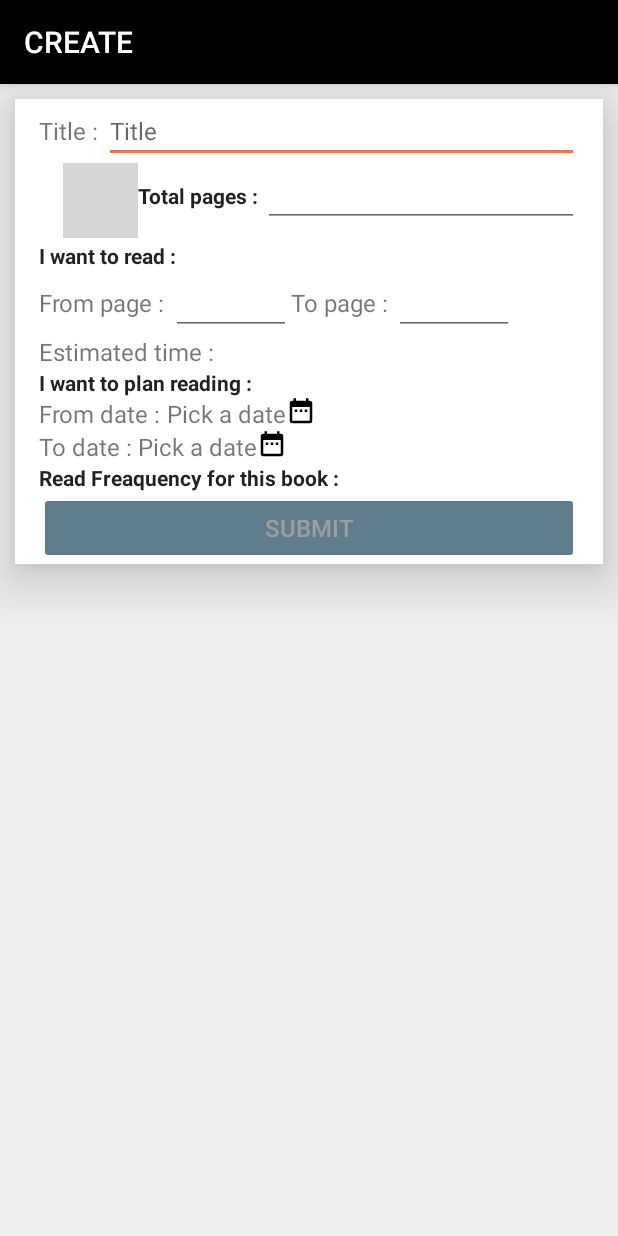
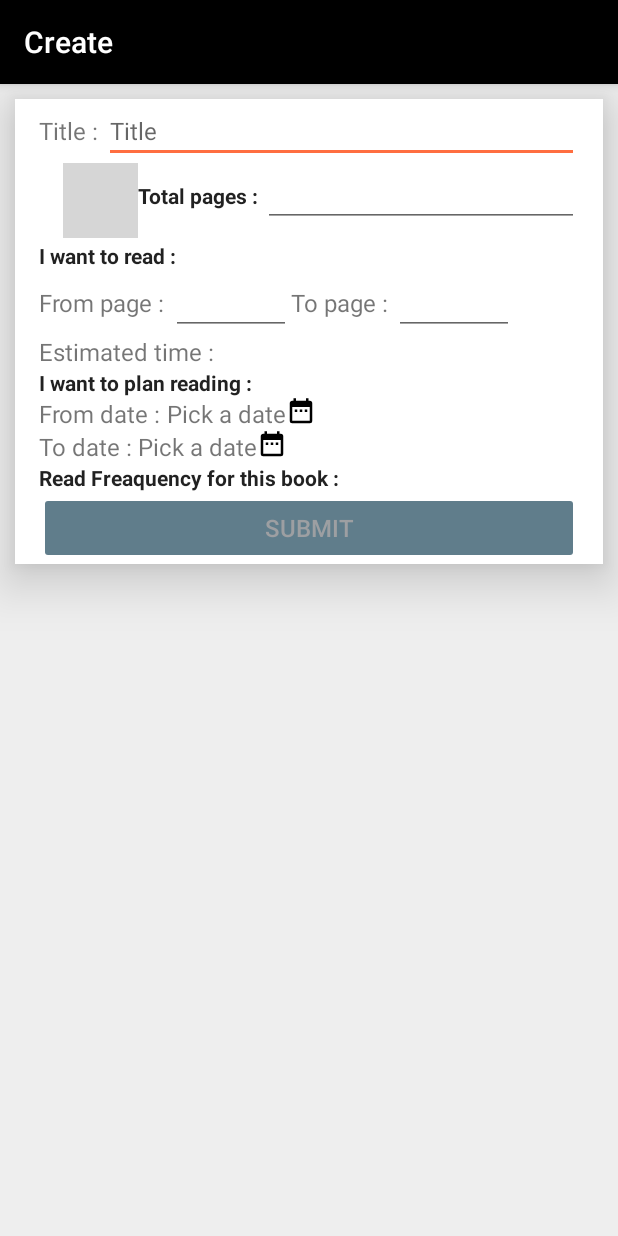
Before and after one commit to Vanessaguillemain/udacity_capstone, an Android app: the BookDetailActivity screen opened directly, with no data from a screen before it, on a phone screen of 412 x 824 dp. Run offline under Robolectric (Android 15) with nearby library versions, the light colour scheme and no system bars; our stand-ins replace ButterKnife, Room's generated code; libraries missing offline, so code that uses them is left out: android.arch.persistence; grey boxes are pictures that could not be loaded.

Commit message:
refactor : Export strings in strings.xml

```diff
--- a/app/src/main/java/com/example/android/bookstudyplanner/uis/TabBooksFragment.java
+++ b/app/src/main/java/com/example/android/bookstudyplanner/uis/TabBooksFragment.java
@@ -59,7 +59,7 @@ public class TabBooksFragment extends Fragment implements BooksRecyclerViewAdapt
 
         Intent myIntent = new Intent(getActivity(), BookDetailActivity.class);
         myIntent.putExtra(Utils.INTENT_KEY_BOOK_DETAIL_ACTION, Utils.INTENT_VAL_BOOK_DETAIL_ACTION_MODIF);
-        myIntent.putExtra("BOOK", item);
+        myIntent.putExtra(Utils.INTENT_KEY_BOOK, item);
 
         getActivity().startActivity(myIntent);
     }
--- a/app/src/main/res/layout/book_detail.xml
+++ b/app/src/main/res/layout/book_detail.xml
@@ -21,7 +21,7 @@
             app:layout_collapseMode="pin"
             app:layout_scrollFlags="scroll|enterAlways"
             app:popupTheme="@style/MyToolbarTheme"
-            app:title="Modify"
+            app:title="@string/title_modify"
             app:elevation="40dp"/>
 
     </android.support.design.widget.AppBarLayout>
--- a/app/src/main/res/values/strings.xml
+++ b/app/src/main/res/values/strings.xml
@@ -4,9 +4,20 @@
     <string name="tab_today_title">Today</string>
     <string name="tab_planning_title">Planning</string>
 
+    <!-- SCREEN BOOK DETAIL -->
     <string name="label_hour">h</string>
     <string name="label_minute">m</string>
-
+    <string name="title_create">Create</string>
+    <string name="title_modify">Modify</string>
+    <string name="err_title_required">Title is required !</string>
+    <string name="err_date_before_today">Date is before Today !</string>
+    <string name="err_date_from_after_to">Date From is after date To !</string>
+    <string name="err_date_to_before_from">Date To is before date From !</string>
+    <string name="err_from_page_too_big">From page is greater than total pages !</string>
+    <string name="err_to_page_too_big">To page is greater than total pages !</string>
+    <string name="err_from_page_greater_than_zero">From page has to be greater than 0 !</string>
+    <string name="err_to_page_greater_than_zero">To page has to be greater than 0 !</string>
+    <string name="err_pages_to_read_positive">Pages to read has to be greater than 0 !</string>
 
     <string name="lorem_ipsum_20">Ut enim bene Cato in perfecto et spectato viro.</string>
 
```
Also changed, not shown: app/src/main/java/com/example/android/bookstudyplanner/Utils.java (+6 -8 lines), app/src/main/java/com/example/android/bookstudyplanner/uis/BookDetailActivity.java (+18 -19 lines).
